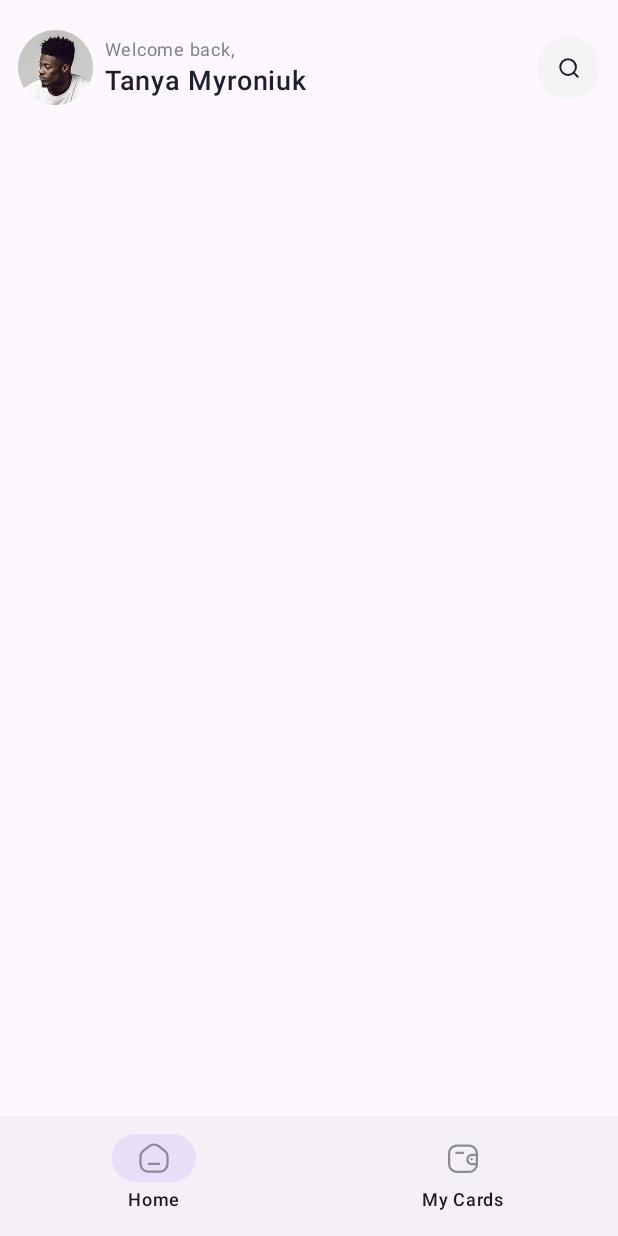
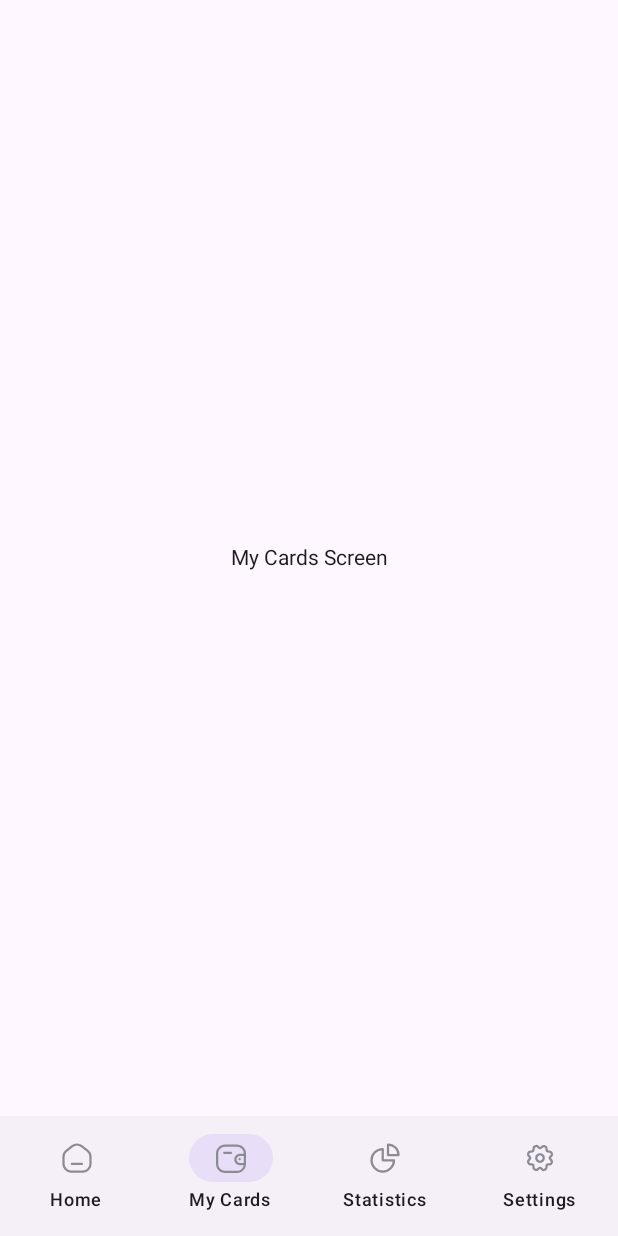
Before and after one commit to PNThanggg/JetpackCompose, an Android app built with Jetpack Compose: the screen it shows after launch (MainActivity), item 2 of the bottom bar chosen, on a phone screen of 412 x 824 dp. Run offline under Robolectric (Android 15) with nearby library versions, the phone set to English and light mode, and no system bars; our stand-ins replace Dagger/Hilt's generated code, Timber; libraries missing offline, so code that uses them is left out: modules.core.theme; missing, so only their content is drawn: JetpackComposeTheme.

Commit message:
:package: Introduce Bottom Navigation and new screens
- Add StatisticsScreen and SettingsScreen.
- Update BottomNavigationBar with navigation logic.
- Update BottomNavItem with routes for Statistics and Settings.
- Update MainScreen with new screens.
- Introduce new routes in Screen.kt for Statistics and Settings.

```diff
--- a/Apps/BankPick/src/main/java/jc/app/bank_pick/screen/Screen.kt
+++ b/Apps/BankPick/src/main/java/jc/app/bank_pick/screen/Screen.kt
@@ -13,5 +13,9 @@ sealed class Screen(
 
     object Home : Screen("home_screen")
 
+    object Settings : Screen("settings_screen")
+
     object MyCard : Screen("my_card_screen")
+
+    object Statistics : Screen("statistics_screen")
 }
--- a/Apps/BankPick/src/main/java/jc/app/bank_pick/screen/main/BottomNavItem.kt
+++ b/Apps/BankPick/src/main/java/jc/app/bank_pick/screen/main/BottomNavItem.kt
@@ -13,7 +13,7 @@ sealed class BottomNavItem(
     object MyCards : BottomNavItem(Screen.MyCard.route, R.drawable.ic_my_card, R.string.my_cards)
 
     object Statistics :
-        BottomNavItem(Screen.Home.route, R.drawable.ic_statistics, R.string.statistics)
+        BottomNavItem(Screen.Statistics.route, R.drawable.ic_statistics, R.string.statistics)
 
-    object Settings : BottomNavItem(Screen.Home.route, R.drawable.ic_settings, R.string.settings)
+    object Settings : BottomNavItem(Screen.Settings.route, R.drawable.ic_settings, R.string.settings)
 }
--- a/Apps/BankPick/src/main/java/jc/app/bank_pick/screen/main/BottomNavigationBar.kt
+++ b/Apps/BankPick/src/main/java/jc/app/bank_pick/screen/main/BottomNavigationBar.kt
@@ -8,6 +8,10 @@ import androidx.compose.material3.NavigationBar
 import androidx.compose.material3.NavigationBarItem
 import androidx.compose.material3.Text
 import androidx.compose.runtime.Composable
+import androidx.compose.runtime.getValue
+import androidx.compose.runtime.mutableIntStateOf
+import androidx.compose.runtime.remember
+import androidx.compose.runtime.setValue
 import androidx.compose.ui.Modifier
 import androidx.compose.ui.res.painterResource
 import androidx.compose.ui.res.stringResource
@@ -18,27 +22,45 @@ fun BottomNavigationBar(navController: NavController) {
     val items = listOf(
         BottomNavItem.Home,
         BottomNavItem.MyCards,
+        BottomNavItem.Statistics,
+        BottomNavItem.Settings,
     )
+
+    var selectedIndex by remember { mutableIntStateOf(0) }
 
     NavigationBar {
         Row(
             modifier = Modifier.background(MaterialTheme.colorScheme.inverseOnSurface)
         ) {
-
             items.forEachIndexed { index, item ->
-                NavigationBarItem(selected = index == 0, onClick = {}, icon = {
+                NavigationBarItem(
+                    selected = index == selectedIndex,
+                    onClick = {
+                        selectedIndex = index
+                        navController.navigate(item.route) {
+                            navController.graph.startDestinationRoute?.let { route ->
+                                popUpTo(route) {
+                                    saveState = true
+                                }
+                            }
+                            launchSingleTop = true
+                            restoreState = true
+                        }
+                    },
+                    icon = {
                         Image(
                             painter = painterResource(item.icon),
                             contentDescription = stringResource(item.label),
                         )
-                }, label = {
+                    },
+                    label = {
                         Text(
                             text = stringResource(item.label),
                             color = MaterialTheme.colorScheme.onBackground
                         )
-                })
-            }
-
+                    },
+                )
             }
         }
     }
+}
--- a/Apps/BankPick/src/main/java/jc/app/bank_pick/screen/main/MainScreen.kt
+++ b/Apps/BankPick/src/main/java/jc/app/bank_pick/screen/main/MainScreen.kt
@@ -9,6 +9,8 @@ import androidx.navigation.compose.composable
 import androidx.navigation.compose.rememberNavController
 import jc.app.bank_pick.screen.cards.MyCardsScreen
 import jc.app.bank_pick.screen.home.HomeScreen
+import jc.app.bank_pick.screen.setting.SettingsScreen
+import jc.app.bank_pick.screen.statistics.StatisticsScreen
 
 @Composable
 fun MainScreen() {
@@ -24,6 +26,10 @@ fun MainScreen() {
             composable(BottomNavItem.Home.route) { HomeScreen() }
 
             composable(BottomNavItem.MyCards.route) { MyCardsScreen() }
+
+            composable(BottomNavItem.Statistics.route) { StatisticsScreen() }
+
+            composable(BottomNavItem.Settings.route) { SettingsScreen() }
         }
     }
 }
```
Also changed, not shown: Apps/BankPick/src/main/java/jc/app/bank_pick/screen/setting/SettingsScreen.kt (added, +18 -0 lines), Apps/BankPick/src/main/java/jc/app/bank_pick/screen/statistics/StatisticsScreen.kt (added, +18 -0 lines). Lines whose indentation alone changed are shown as unchanged.
